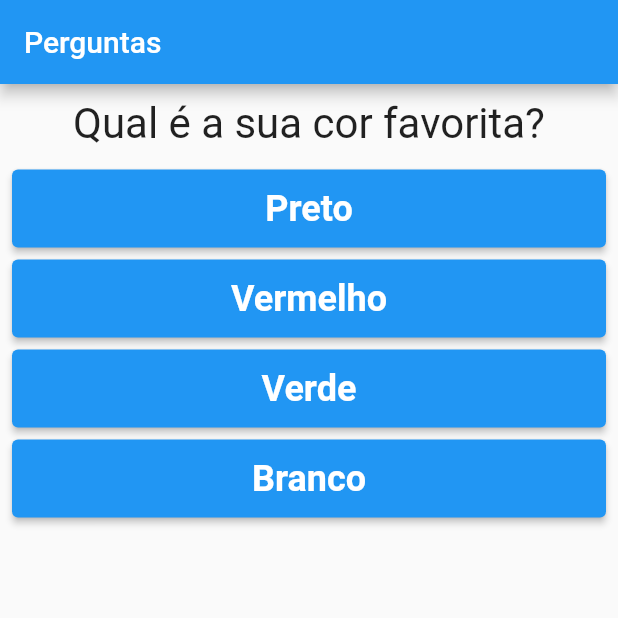
After one commit to jhonatancassante/questionario_flutter, a Flutter app: the screen it shows after launch, on a phone screen of 412 x 824 dp, the top half of it. The commit adds this screen. Run offline on Flutter 3.47's test engine with Material 2 defaults, Android fonts, the light colour scheme and no system bars.

Commit message:
Criação do componente Questionario

```diff
--- a/lib/main.dart
+++ b/lib/main.dart
@@ -1,7 +1,6 @@
 import 'package:flutter/material.dart';
-import './questao.dart';
-import './resposta.dart';
 import './resultado.dart';
+import './questionario.dart';
 
 main() => runApp(const PerguntaApp());
 
@@ -36,21 +35,16 @@ class _PerguntaAppState extends State<PerguntaApp> {
 
   @override
   Widget build(BuildContext context) {
-    List<String> respostas = temPerguntaSelecionada
-        ? _perguntas[_perguntaSelecionada].cast()['respostas']
-        : [];
-
     return MaterialApp(
       home: Scaffold(
         appBar: AppBar(
           title: const Text("Perguntas"),
         ),
         body: temPerguntaSelecionada
-            ? Column(
-                children: <Widget>[
-                  Questao(_perguntas[_perguntaSelecionada]['texto'].toString()),
-                  ...respostas.map((e) => Resposta(e, _responder)).toList(),
-                ],
+            ? Questionario(
+                perguntas: _perguntas,
+                perguntaSelecionada: _perguntaSelecionada,
+                responder: _responder,
               )
             : const Resultado(),
       ),
--- /dev/null
+++ b/lib/questionario.dart
@@ -0,0 +1,34 @@
+import 'package:flutter/material.dart';
+import './questao.dart';
+import './resposta.dart';
+
+class Questionario extends StatelessWidget {
+  final List<Map<String, Object>> perguntas;
+  final int perguntaSelecionada;
+  final void Function() responder;
+
+  const Questionario({
+    super.key,
+    required this.perguntas,
+    required this.perguntaSelecionada,
+    required this.responder,
+  });
+
+  bool get temPerguntaSelecionada {
+    return perguntaSelecionada < perguntas.length;
+  }
+
+  @override
+  Widget build(BuildContext context) {
+    List<String> respostas = temPerguntaSelecionada
+        ? perguntas[perguntaSelecionada].cast()['respostas']
+        : [];
+
+    return Column(
+      children: <Widget>[
+        Questao(perguntas[perguntaSelecionada]['texto'].toString()),
+        ...respostas.map((e) => Resposta(e, responder)).toList(),
+      ],
+    );
+  }
+}
```
